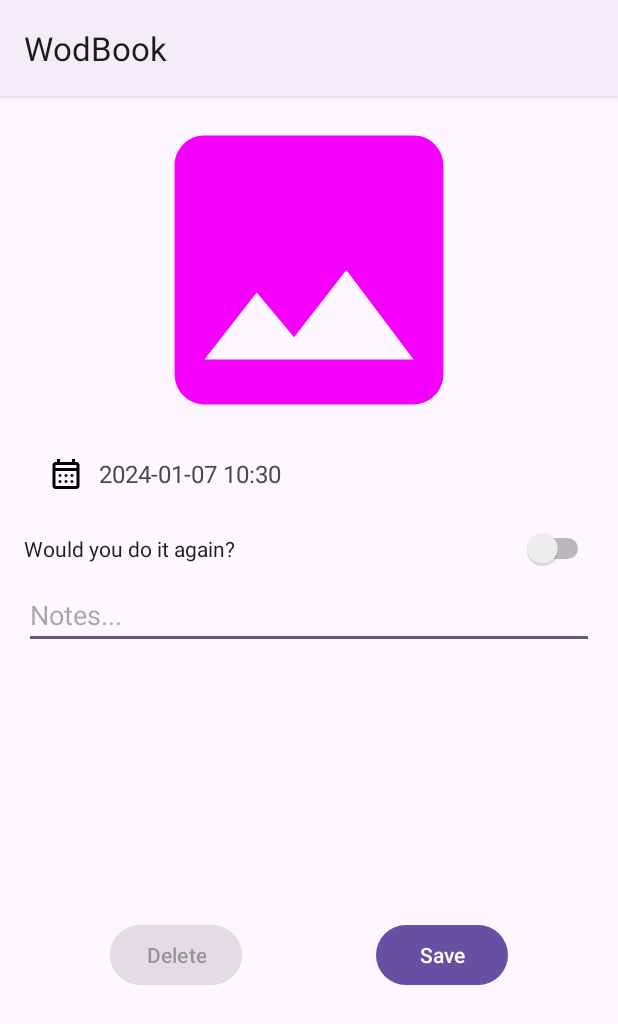
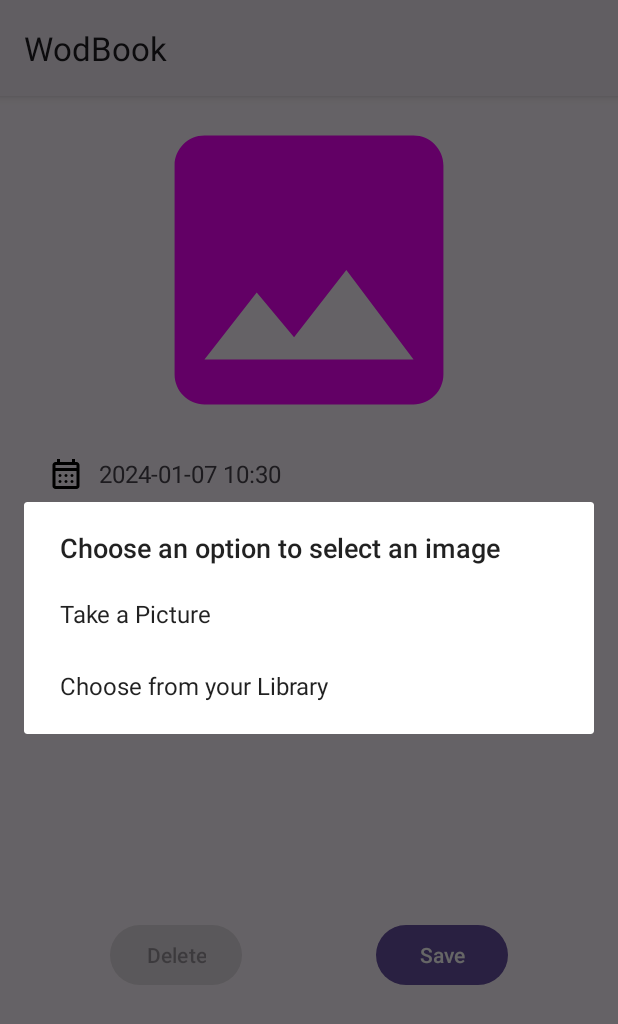
Before and after one commit to Makcime/WodBook, an Android app built with Jetpack Compose: the AddWodActivity screen opened directly, with no data from a screen before it, after a tap on "Wod image", on a phone screen of 412 x 824 dp. Shown: the top 1024 px of the screen. Run offline under Robolectric (Android 15) with nearby library versions, the phone set to English and light mode, and no system bars.

Commit message:
[add] options for image selection, prepare camera funct

```diff
--- a/app/src/main/java/com/example/wodbook/AddWodActivity.kt
+++ b/app/src/main/java/com/example/wodbook/AddWodActivity.kt
@@ -16,6 +16,7 @@ import android.widget.EditText
 import android.widget.ImageView
 import android.widget.Switch
 import android.widget.TextView
+import android.widget.Toast
 import androidx.appcompat.app.AppCompatActivity
 import androidx.core.app.ActivityCompat
 import androidx.core.content.ContextCompat
@@ -121,16 +122,40 @@ class AddWodActivity : AppCompatActivity() {
         buttonSaveWod = findViewById(R.id.buttonSaveWod)
 
         imageViewPicture.setOnClickListener {
-            if (ContextCompat.checkSelfPermission(this, Manifest.permission.READ_EXTERNAL_STORAGE) == PackageManager.PERMISSION_GRANTED) {
-                val galleryIntent = Intent(Intent.ACTION_PICK, MediaStore.Images.Media.EXTERNAL_CONTENT_URI)
-                startActivityForResult(galleryIntent, PICK_IMAGE_REQUEST)
-            } else {
-                ActivityCompat.requestPermissions(this, arrayOf(Manifest.permission.READ_EXTERNAL_STORAGE), REQUEST_CODE_READ_EXTERNAL_STORAGE)
-            }
+            showImagePickerOptions()
         }
 
         buttonSaveWod.setOnClickListener { saveWod() }
     }
+
+    private fun showImagePickerOptions() {
+        val options = arrayOf("Take a Picture", "Choose from your Library")
+        val builder = AlertDialog.Builder(this)
+        builder.setTitle("Choose an option to select an image")
+        builder.setItems(options) { dialog, which ->
+            when (which) {
+                0 -> {
+                    // Placeholder for take picture logic
+                    Toast.makeText(this, "Take picture option selected - feature coming soon.", Toast.LENGTH_LONG).show()
+                }
+                1 -> {
+                    if (ContextCompat.checkSelfPermission(this, Manifest.permission.READ_EXTERNAL_STORAGE) == PackageManager.PERMISSION_GRANTED) {
+                        openGalleryForImage()
+                    } else {
+                        ActivityCompat.requestPermissions(this, arrayOf(Manifest.permission.READ_EXTERNAL_STORAGE), REQUEST_CODE_READ_EXTERNAL_STORAGE)
+                    }
+                }
+            }
+        }
+        val dialog = builder.create()
+        dialog.show()
+    }
+
+    private fun openGalleryForImage() {
+        val galleryIntent = Intent(Intent.ACTION_PICK, MediaStore.Images.Media.EXTERNAL_CONTENT_URI)
+        startActivityForResult(galleryIntent, PICK_IMAGE_REQUEST)
+    }
+
 
     private fun openDateTimePicker() {
         val dateSetListener = DatePickerDialog.OnDateSetListener { _, year, month, dayOfMonth ->
--- a/app/src/main/res/values/strings.xml
+++ b/app/src/main/res/values/strings.xml
@@ -5,7 +5,7 @@
     <string name="password">Password</string>
     <string name="submit">Submit</string>
     <string name="register">Register</string>
-    <string name="click_to_login">Click to login</string>
+    <string name="click_to_login">Go back to login</string>
     <string name="click_to_register">Click to register</string>
     <string name="logout">Logout</string>
     <string name="would_you_do_it_again">Would you do it again?</string>
```
